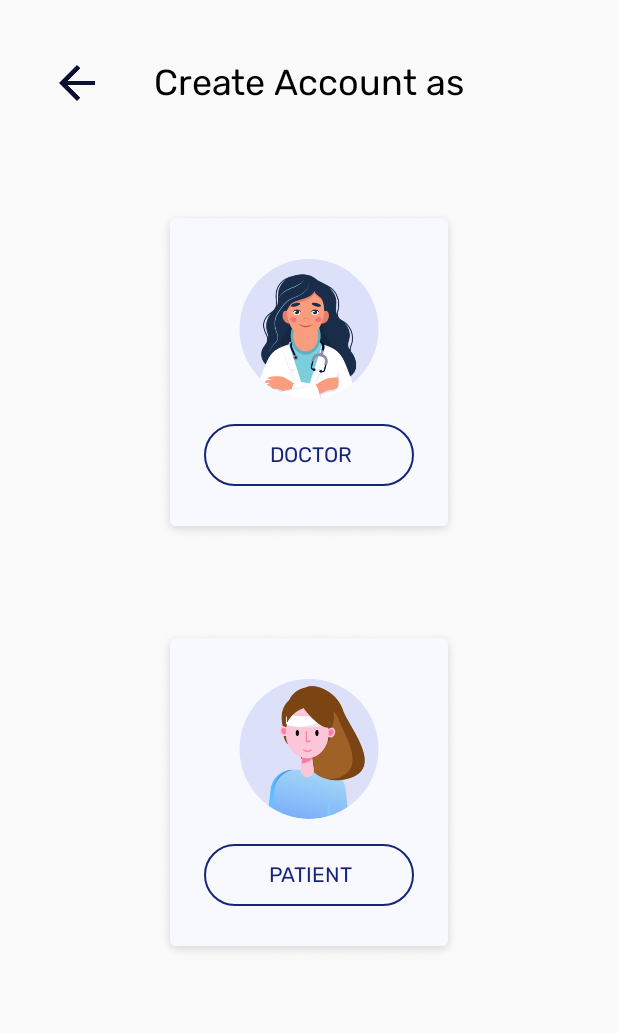
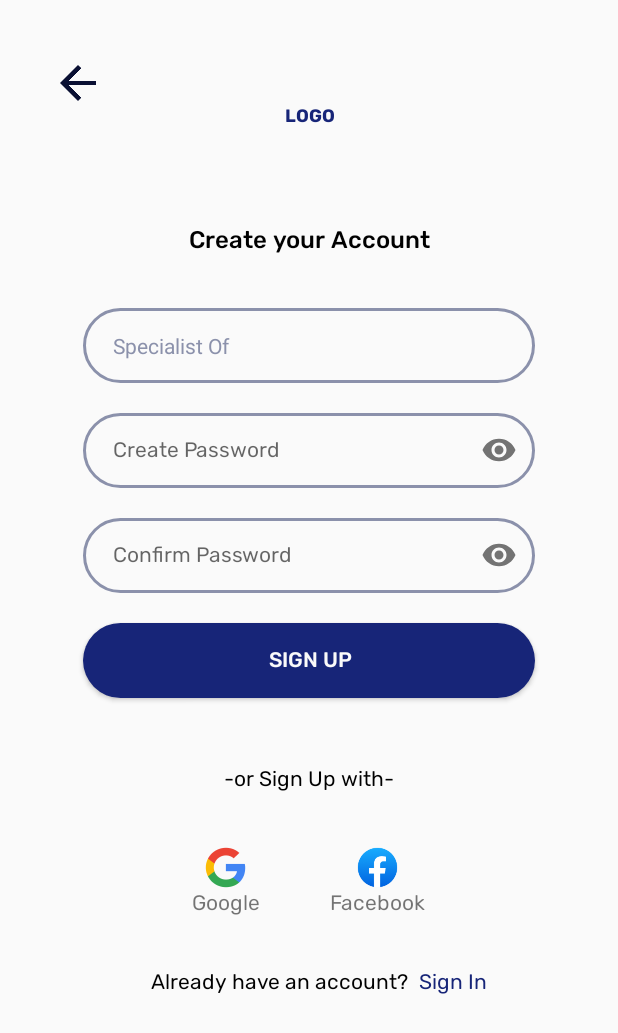
Before and after one commit to Harleen-Singh/DoctorXab, an Android app: the screen it shows after launch (MainActivity), on a phone screen of 412 x 824 dp. Shown: the top 1033 px of the screen. Run offline under Robolectric (Android 15) with nearby library versions, the phone set to English and light mode, and no system bars.

Commit message:
Added Login and Register screens

```diff
--- a/app/build.gradle
+++ b/app/build.gradle
@@ -26,7 +26,9 @@ android {
         targetCompatibility JavaVersion.VERSION_1_8
     }
 }
-
+repositories {
+    maven { url 'https://jitpack.io' }
+}
     dependencies {
 
         implementation 'androidx.appcompat:appcompat:1.3.0'
--- a/app/src/main/java/com/example/doc_app_android/MainActivity.java
+++ b/app/src/main/java/com/example/doc_app_android/MainActivity.java
@@ -16,6 +16,6 @@ public class MainActivity extends AppCompatActivity {
         if (actionBar != null) {
             actionBar.setDisplayHomeAsUpEnabled(true);
         }
-        setContentView(R.layout.sign_in_as);
+        setContentView(R.layout.sign_up_doctor_patient);
     }
 }
--- a/app/src/main/res/layout/sign_in_as.xml
+++ b/app/src/main/res/layout/sign_in_as.xml
@@ -28,14 +28,15 @@
             app:layout_constraintTop_toTopOf="parent" />
 
         <ImageView
-            android:id="@+id/imageView2"
+            android:id="@+id/back_button_img"
             android:layout_width="24dp"
             android:layout_height="24dp"
             android:background="@drawable/app_back_button"
             app:layout_constraintBottom_toBottomOf="parent"
             app:layout_constraintEnd_toStartOf="@+id/tv_header"
+            app:layout_constraintHorizontal_bias="0.506"
             app:layout_constraintStart_toStartOf="parent"
-            app:layout_constraintTop_toTopOf="parent" />
+            app:layout_constraintTop_toTopOf="parent"/>
     </androidx.constraintlayout.widget.ConstraintLayout>
 
     <androidx.constraintlayout.widget.ConstraintLayout
--- /dev/null
+++ b/app/src/main/res/layout/sign_up_doctor_patient.xml
@@ -0,0 +1,306 @@
+<?xml version="1.0" encoding="utf-8"?>
+<androidx.constraintlayout.widget.ConstraintLayout xmlns:android="http://schemas.android.com/apk/res/android"
+    xmlns:app="http://schemas.android.com/apk/res-auto"
+    xmlns:tools="http://schemas.android.com/tools"
+    android:layout_width="match_parent"
+    android:layout_height="match_parent">
+
+    <TextView
+        android:id="@+id/tv_logo"
+        android:layout_width="match_parent"
+        android:layout_height="wrap_content"
+        android:layout_marginTop="70dp"
+        android:fontFamily="@font/rubik_bold"
+        android:gravity="center"
+        android:text="@string/logo"
+        android:textColor="@color/theme"
+        android:textSize="12sp"
+        app:layout_constraintEnd_toEndOf="parent"
+        app:layout_constraintHorizontal_bias="0.0"
+        app:layout_constraintStart_toStartOf="parent"
+        app:layout_constraintTop_toTopOf="parent" />
+
+    <ImageView
+        android:id="@+id/back_button_img"
+        android:layout_width="24dp"
+        android:layout_height="24dp"
+        android:layout_marginTop="40dp"
+        android:layout_marginStart="40dp"
+        android:background="@drawable/app_back_button"
+        app:layout_constraintBottom_toTopOf="@+id/tv_logo"
+        app:layout_constraintStart_toStartOf="parent"
+        app:layout_constraintTop_toTopOf="parent"
+        android:layout_marginLeft="50dp" />
+
+    <TextView
+        android:id="@+id/tv_desc"
+        android:layout_width="match_parent"
+        android:layout_height="wrap_content"
+        android:layout_marginTop="50dp"
+        android:fontFamily="@font/rubik_medium"
+        android:gravity="center"
+        android:padding="15dp"
+        android:text="@string/create_your_account"
+        android:textColor="@color/black"
+        android:textSize="16sp"
+        app:layout_constraintTop_toBottomOf="@id/tv_logo" />
+
+    <androidx.appcompat.widget.AppCompatEditText
+        android:id="@+id/edit_status_doctor"
+        android:layout_width="match_parent"
+        android:layout_height="50dp"
+        android:layout_marginLeft="55dp"
+        android:layout_marginTop="20dp"
+        android:layout_marginRight="55dp"
+        android:background="@drawable/text_field_1"
+        android:hint="@string/specialist_of"
+        android:inputType="text"
+        android:paddingStart="20dp"
+        android:paddingLeft="20dp"
+        android:paddingRight="20dp"
+        android:singleLine="true"
+        android:textColor="#8B91AB"
+        android:textColorHint="#8B91AB"
+        android:textSize="14sp"
+        android:theme="@style/EditTextTheme"
+        app:layout_constraintEnd_toEndOf="parent"
+        app:layout_constraintStart_toStartOf="parent"
+        app:layout_constraintTop_toBottomOf="@id/tv_desc" />
+    <androidx.appcompat.widget.AppCompatEditText
+        android:id="@+id/edit_status_patient"
+        android:layout_width="match_parent"
+        android:layout_height="50dp"
+        android:layout_marginLeft="55dp"
+        android:layout_marginTop="20dp"
+        android:layout_marginRight="55dp"
+        android:background="@drawable/text_field_1"
+        android:hint="@string/consult_to"
+        android:inputType="text"
+        android:paddingStart="20dp"
+        android:paddingLeft="20dp"
+        android:paddingRight="20dp"
+        android:singleLine="true"
+        android:textColor="#8B91AB"
+        android:textColorHint="#8B91AB"
+        android:textSize="14sp"
+        android:theme="@style/EditTextTheme"
+        app:layout_constraintEnd_toEndOf="parent"
+        app:layout_constraintStart_toStartOf="parent"
+        app:layout_constraintTop_toBottomOf="@id/tv_desc"
+        android:visibility="gone"/>
+
+
+    <com.google.android.material.textfield.TextInputLayout
+        android:id="@+id/edit_create_pass"
+        android:layout_width="match_parent"
+        android:layout_height="wrap_content"
+        android:layout_marginLeft="55dp"
+        android:layout_marginTop="20dp"
+        android:layout_marginRight="55dp"
+        app:layout_constraintEnd_toEndOf="parent"
+        app:layout_constraintStart_toStartOf="parent"
+        app:layout_constraintTop_toBottomOf="@+id/edit_status_doctor"
+        app:hintEnabled="false"
+        app:passwordToggleEnabled="true">
+
+        <com.google.android.material.textfield.TextInputEditText
+            android:id="@+id/create_pass"
+            android:layout_width="match_parent"
+            android:layout_height="50dp"
+            android:background="@drawable/text_field_1"
+            android:fontFamily="@font/rubik"
+            android:hint="@string/create_password"
+            android:inputType="textPassword"
+            android:textColor="#8B91AB"
+            android:paddingStart="20dp"
+            android:paddingLeft="20dp"
+            android:singleLine="true"
+            android:textSize="14sp"
+            android:theme="@style/EditTextTheme"
+            tools:ignore="RtlSymmetry" />
+    </com.google.android.material.textfield.TextInputLayout>
+
+    <com.google.android.material.textfield.TextInputLayout
+        android:id="@+id/edit_confirm_pass"
+        android:layout_width="match_parent"
+        android:layout_height="wrap_content"
+        android:layout_marginLeft="55dp"
+        android:layout_marginTop="20dp"
+        android:layout_marginRight="55dp"
+        app:layout_constraintEnd_toEndOf="parent"
+        app:layout_constraintStart_toStartOf="parent"
+        app:layout_constraintTop_toBottomOf="@+id/edit_create_pass"
+        app:hintEnabled="false"
+        app:passwordToggleEnabled="true">
+
+        <com.google.android.material.textfield.TextInputEditText
+            android:id="@+id/confirm_pass"
+            android:layout_width="match_parent"
+            android:layout_height="50dp"
+            android:background="@drawable/text_field_1"
+            android:fontFamily="@font/rubik"
+            android:hint="@string/confirm_password"
+            android:inputType="textPassword"
+            android:textColor="#8B91AB"
+            android:paddingStart="20dp"
+            android:paddingLeft="20dp"
+            android:singleLine="true"
+            android:textSize="14sp"
+            android:theme="@style/EditTextTheme"
+            tools:ignore="RtlSymmetry" />
+    </com.google.android.material.textfield.TextInputLayout>
+
+    <Button
+        android:id="@+id/btn_next"
+        android:layout_width="match_parent"
+        android:layout_height="50dp"
+        android:layout_marginLeft="55dp"
+        android:layout_marginTop="20dp"
+        android:layout_marginRight="55dp"
+        android:background="@drawable/btn_theme_1"
+        android:clickable="true"
+        android:focusable="true"
+        android:fontFamily="@font/rubik_medium"
+        android:text="@string/sign_up1"
+        android:textColor="@color/app.compat.light"
+        android:textSize="14sp"
+        app:layout_constraintEnd_toEndOf="parent"
+        app:layout_constraintStart_toStartOf="parent"
+        app:layout_constraintTop_toBottomOf="@id/edit_confirm_pass" />
+
+    <TextView
+        android:id="@+id/tv_or"
+        android:layout_width="match_parent"
+        android:layout_height="wrap_content"
+        android:layout_marginTop="30dp"
+        android:fontFamily="@font/rubik"
+        android:gravity="center"
+        android:padding="15dp"
+        android:text="@string/or_sign_up_with"
+        android:textColor="@color/black"
+        android:textSize="14sp"
+        app:layout_constraintEnd_toEndOf="parent"
+        app:layout_constraintStart_toStartOf="parent"
+        app:layout_constraintTop_toBottomOf="@id/btn_next" />
+
+
+    <androidx.constraintlayout.widget.ConstraintLayout
+        android:id="@+id/btn_parent_layout"
+        android:layout_width="match_parent"
+        android:layout_height="wrap_content"
+        android:layout_marginTop="20dp"
+        app:layout_constraintEnd_toEndOf="parent"
+        app:layout_constraintStart_toStartOf="parent"
+        app:layout_constraintTop_toBottomOf="@id/tv_or">
+
+        <LinearLayout
+            android:id="@+id/layout_google"
+            android:layout_width="wrap_content"
+            android:layout_height="wrap_content"
+            android:layout_marginStart="128dp"
+            android:layout_marginLeft="128dp"
+            android:orientation="vertical"
+            app:layout_constraintBottom_toBottomOf="parent"
+            app:layout_constraintStart_toStartOf="parent"
+            app:layout_constraintTop_toTopOf="parent">
+
+            <ImageButton
+                android:id="@+id/btn_google"
+                android:layout_width="30dp"
+                android:layout_height="30dp"
+                android:layout_gravity="center"
+                android:background="@drawable/google"
+                android:clickable="true"
+                android:focusable="true" />
+
+            <TextView
+                android:layout_width="wrap_content"
+                android:layout_height="wrap_content"
+                android:layout_gravity="center"
+                android:fontFamily="@font/rubik"
+                android:text="@string/google" />
+        </LinearLayout>
+
+
+        <LinearLayout
+            android:id="@+id/layout_facebook"
+            android:layout_width="wrap_content"
+            android:layout_height="wrap_content"
+            android:layout_marginEnd="128dp"
+            android:layout_marginRight="128dp"
+            android:orientation="vertical"
+            app:layout_constraintBottom_toBottomOf="parent"
+            app:layout_constraintEnd_toEndOf="parent"
+            app:layout_constraintTop_toTopOf="parent">
+
+
+            <ImageButton
+                android:id="@+id/btn_facebook"
+                android:layout_width="30dp"
+                android:layout_height="30dp"
+                android:layout_gravity="center"
+                android:background="@drawable/facebook"
+                android:clickable="true"
+                android:focusable="true"
+                app:layout_constraintEnd_toEndOf="parent"
+                app:layout_constraintTop_toBottomOf="@+id/tv_or" />
+
+
+            <TextView
+                android:layout_width="wrap_content"
+                android:layout_height="wrap_content"
+                android:layout_gravity="center"
+                android:fontFamily="@font/rubik"
+                android:text="@string/facebook" />
+
+
+        </LinearLayout>
+
+
+    </androidx.constraintlayout.widget.ConstraintLayout>
+
+
+    <androidx.constraintlayout.widget.ConstraintLayout
+        android:layout_width="match_parent"
+        android:layout_height="wrap_content"
+        android:layout_marginTop="20dp"
+        app:layout_constraintEnd_toEndOf="parent"
+        app:layout_constraintStart_toStartOf="parent"
+        app:layout_constraintTop_toBottomOf="@+id/btn_parent_layout">
+
+        <TextView
+            android:id="@+id/tv_end"
+            android:layout_width="wrap_content"
+            android:layout_height="wrap_content"
+            android:layout_marginLeft="100dp"
+            android:fontFamily="@font/rubik"
+            android:gravity="center"
+            android:paddingTop="15dp"
+            android:text="@string/already_have_an_account"
+            android:textColor="@color/black"
+            android:textSize="14sp"
+            app:layout_constraintBottom_toBottomOf="parent"
+            app:layout_constraintStart_toStartOf="parent"
+            app:layout_constraintTop_toTopOf="parent" />
+
+        <TextView
+            android:layout_width="wrap_content"
+            android:layout_height="wrap_content"
+            android:clickable="true"
+            android:focusable="true"
+            android:fontFamily="@font/rubik"
+            android:gravity="center"
+            android:paddingTop="15dp"
+            android:text="@string/sign_in"
+            android:textColor="@color/theme"
+            app:layout_constraintBottom_toBottomOf="parent"
+            app:layout_constraintEnd_toEndOf="parent"
+            app:layout_constraintHorizontal_bias="0.079"
+            app:layout_constraintStart_toEndOf="@+id/tv_end"
+            app:layout_constraintTop_toTopOf="parent"
+            app:layout_constraintVertical_bias="0.0"
+            tools:ignore="RtlSymmetry" />
+    </androidx.constraintlayout.widget.ConstraintLayout>
+
+
+</androidx.constraintlayout.widget.ConstraintLayout>
--- a/app/src/main/res/values/strings.xml
+++ b/app/src/main/res/values/strings.xml
@@ -9,8 +9,19 @@
     <string name="google">Google</string>
     <string name="facebook">Facebook</string>
     <string name="sign_up"><u>Sign Up</u></string>
+    <string name="sign_up1">Sign Up</string>
     <string name="don_t_have_an_account">Don\'t have an account?</string>
     <string name="doctor">DOCTOR</string>
     <string name="patient">PATIENT</string>
     <string name="create_account_as">Create Account as</string>
+    <string name="create_your_account">Create your Account</string>
+    <string name="email">Email</string>
+    <string name="next">next</string>
+    <string name="contact">Contact</string>
+    <string name="or_sign_up_with">-or Sign Up with-</string>
+    <string name="already_have_an_account">Already have an account?</string>
+    <string name="specialist_of">Specialist Of</string>
+    <string name="create_password">Create Password</string>
+    <string name="confirm_password">Confirm Password</string>
+    <string name="consult_to">Consult To</string>
 </resources>
```
Also changed, not shown: app/src/main/res/layout/sign_in_next.xml (added, +254 -0 lines). Lines whose indentation alone changed are shown as unchanged.
